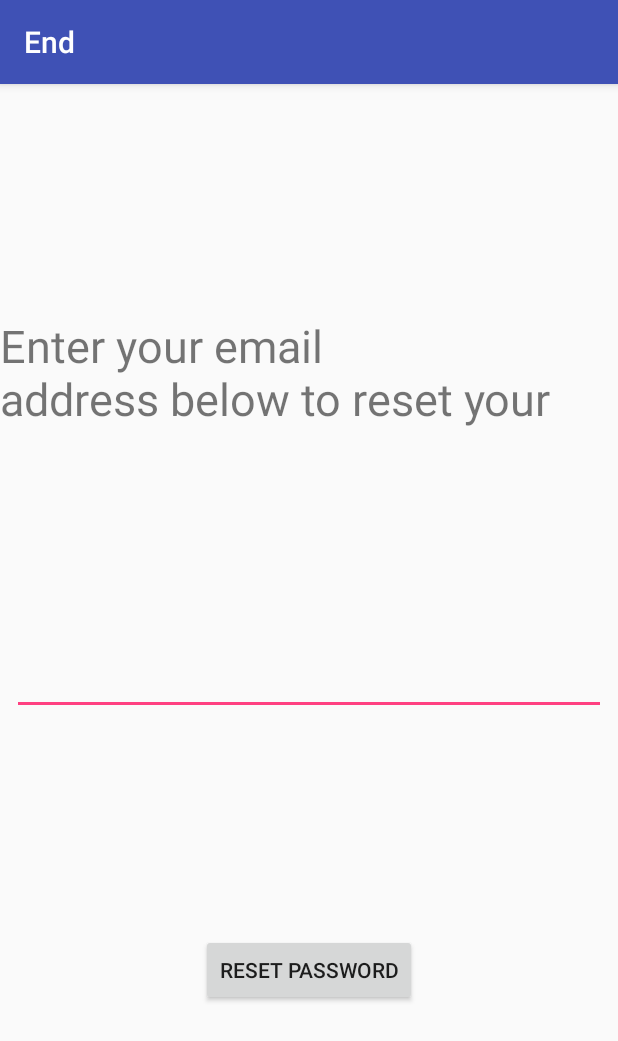
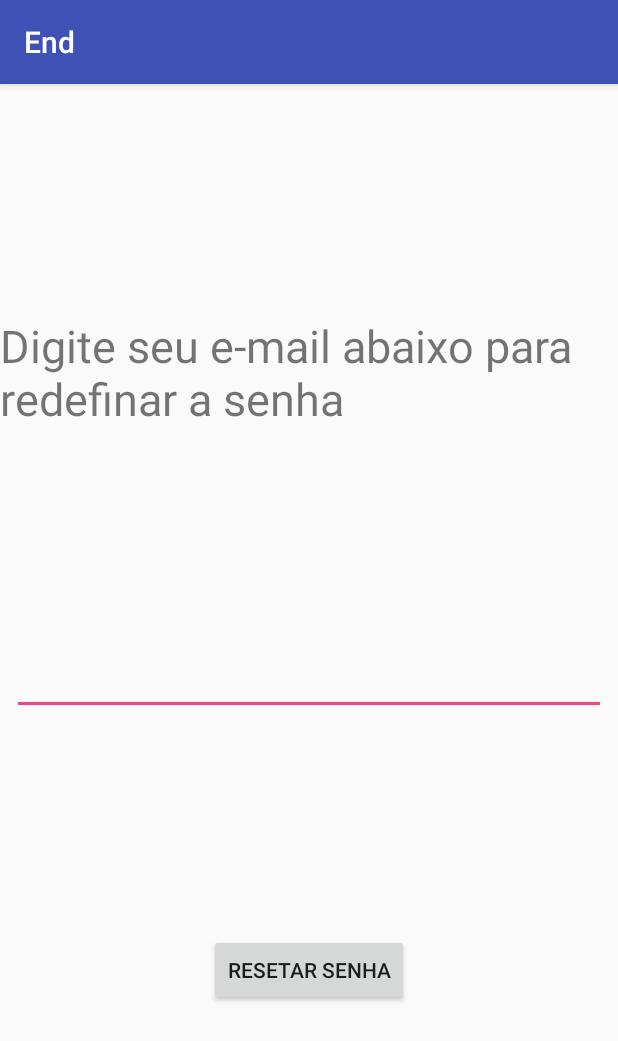
Before and after one commit to LORDBABUINO/end, an Android app: the LostPassActivity screen opened directly, with no data from a screen before it, on a phone screen of 412 x 824 dp. Shown: the top 1041 px of the screen. Run offline under Robolectric (Android 15) with nearby library versions, the phone set to English and light mode, and no system bars; our stand-ins replace Firebase (no records; nobody signed in at launch, a user with empty details on screens opened directly).

Commit message:
Pequenas alterações no texto.

```diff
--- a/app/src/main/res/layout/activity_lost_pass.xml
+++ b/app/src/main/res/layout/activity_lost_pass.xml
@@ -15,7 +15,7 @@
         android:layout_marginEnd="8dp"
         android:layout_marginStart="8dp"
         android:allowUndo="false"
-        android:text="Reset Password"
+        android:text="Resetar Senha"
         app:layout_constraintBottom_toBottomOf="parent"
         app:layout_constraintEnd_toEndOf="parent"
         app:layout_constraintHorizontal_bias="0.5"
@@ -43,7 +43,7 @@
         android:layout_marginStart="8dp"
         android:layout_marginTop="8dp"
         android:maxLines="2"
-        android:text="Enter your email \naddress below to reset your password"
+        android:text="Digite seu e-mail abaixo para redefinar a senha"
         android:textSize="30dp"
         app:layout_constraintBottom_toTopOf="@+id/email"
         app:layout_constraintEnd_toEndOf="parent"
```
